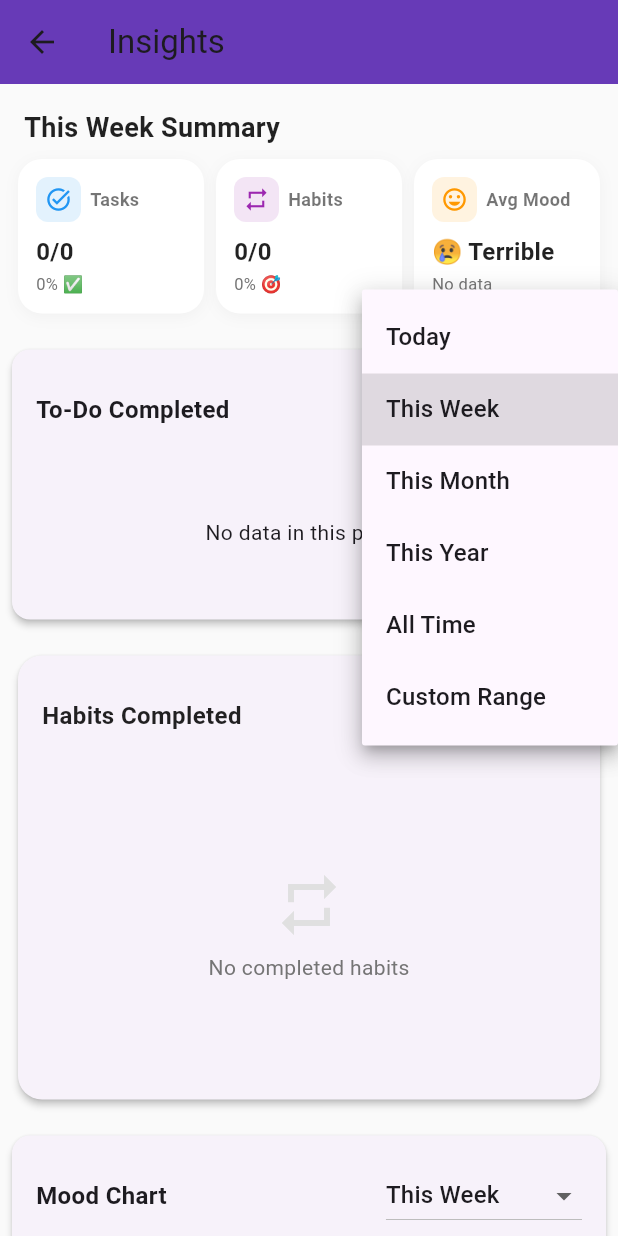
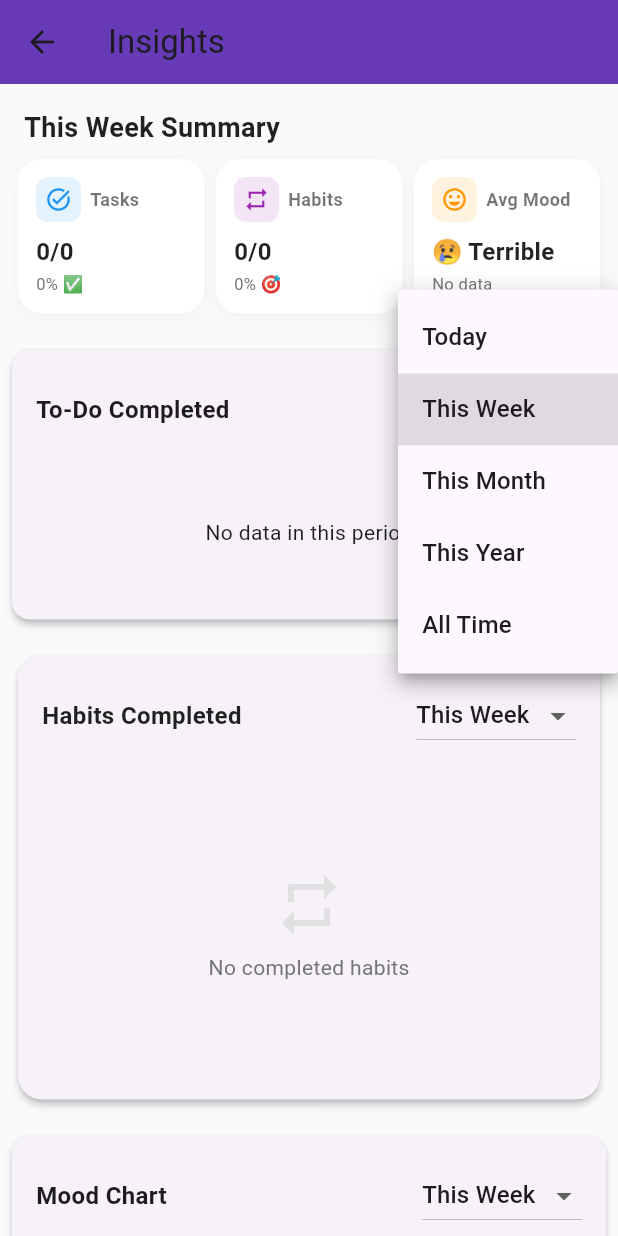
Before and after one commit to tranght0o/my_productivity_app, a Flutter app: the InsightScreen screen opened directly, after a tap on "This Week", on a phone screen of 412 x 824 dp. Run offline on Flutter 3.47's test engine with Material 3 defaults, Android fonts, the phone set to English and light mode, and no system bars; our stand-ins replace cloud_firestore, firebase_auth, firebase_core, fl_chart, month_picker_dialog, table_calendar; accounts and stored records are empty.

Commit message:
FIXED: date_range_helper.dart (sorting bug)
UPDATED: time_range_dropdown.dart (removed custom)

```diff
--- a/lib/screens/insight/widgets/time_range_dropdown.dart
+++ b/lib/screens/insight/widgets/time_range_dropdown.dart
@@ -6,7 +6,6 @@ enum TimeRange {
   thisMonth,
   thisYear,
   allTime,
-  custom,
 }
 
 class TimeRangeDropdown extends StatelessWidget {
@@ -45,8 +44,6 @@ class TimeRangeDropdown extends StatelessWidget {
         return "This Year";
       case TimeRange.allTime:
         return "All Time";
-      case TimeRange.custom:
-        return "Custom Range";
     }
   }
 }
--- a/lib/utils/date_range_helper.dart
+++ b/lib/utils/date_range_helper.dart
@@ -4,7 +4,7 @@ import '../screens/insight/widgets/time_range_dropdown.dart';
 enum GroupUnit { day, month, year }
 
 class DateRangeHelper {
-  /// Returns a map
+  /// Returns a map with 'start' and 'end' DateTime for the given TimeRange
   static Map<String, DateTime> getRange(TimeRange range) {
     final now = DateTime.now();
     final today = DateTime(now.year, now.month, now.day);
@@ -30,9 +30,6 @@ class DateRangeHelper {
       case TimeRange.allTime:
         final start = DateTime(2000);
         return {'start': start, 'end': today.add(const Duration(days: 1))};
-      case TimeRange.custom:
-        final start = today.subtract(const Duration(days: 7));
-        return {'start': start, 'end': today.add(const Duration(days: 1))};
     }
   }
 
@@ -47,30 +44,29 @@ class DateRangeHelper {
         return GroupUnit.month;
       case TimeRange.allTime:
         return GroupUnit.year;
-      case TimeRange.custom:
-        final diff = end.difference(start).inDays;
-        if (diff <= 31) return GroupUnit.day;
-        if (diff <= 365) return GroupUnit.month;
-        return GroupUnit.year;
     }
   }
 
-  ///  helper to display range as text
+  /// Helper to display range as text
   static String rangeLabel(TimeRange range) {
     final rangeMap = getRange(range);
     final f = DateFormat('dd/MM');
     return "${f.format(rangeMap['start']!)} - ${f.format(rangeMap['end']!.subtract(const Duration(days: 1)))}";
   }
 
-  /// Create a key for grouping
+  /// Create a key for grouping (FIXED: padded with zeros for proper sorting)
   static String makeGroupKey(DateTime date, GroupUnit unit) {
+    final year = date.year.toString();
+    final month = date.month.toString().padLeft(2, '0');
+    final day = date.day.toString().padLeft(2, '0');
+
     switch (unit) {
       case GroupUnit.day:
-        return "${date.year}-${date.month}-${date.day}";
+        return "$year-$month-$day";
       case GroupUnit.month:
-        return "${date.year}-${date.month}";
+        return "$year-$month";
       case GroupUnit.year:
-        return "${date.year}";
+        return year;
     }
   }
 
```
